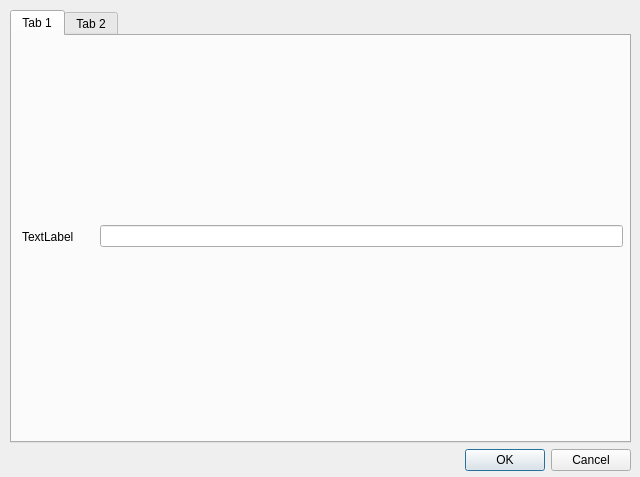
Old version of the form ui/settings.ui in the repository JaumeFigueras/GisFIRE-Lightnings.
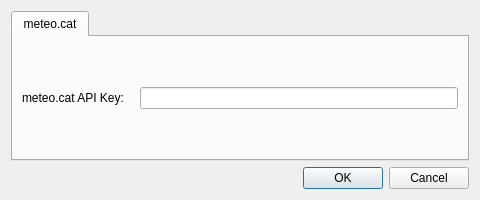
New version of the form.

Commit message: Dialog with meteo.cat api key global setting

The edit to the form file:
```diff
--- a/ui/settings.ui
+++ b/ui/settings.ui
@@ -6,72 +6,84 @@
    <rect>
     <x>0</x>
     <y>0</y>
-    <width>640</width>
-    <height>477</height>
+    <width>480</width>
+    <height>200</height>
    </rect>
   </property>
+  <property name="sizePolicy">
+   <sizepolicy hsizetype="Expanding" vsizetype="Expanding">
+    <horstretch>0</horstretch>
+    <verstretch>0</verstretch>
+   </sizepolicy>
+  </property>
+  <property name="minimumSize">
+   <size>
+    <width>480</width>
+    <height>200</height>
+   </size>
+  </property>
   <property name="windowTitle">
    <string>Dialog</string>
   </property>
-  <widget class="QWidget" name="verticalLayoutWidget">
-   <property name="geometry">
-    <rect>
-     <x>10</x>
-     <y>10</y>
-     <width>621</width>
-     <height>461</height>
-    </rect>
-   </property>
-   <layout class="QVBoxLayout" name="verticalLayout">
+  <layout class="QGridLayout" name="gridLayout">
+   <item row="0" column="0">
+    <layout class="QVBoxLayout" name="verticalLayout" stretch="0,0">
+     <property name="sizeConstraint">
+      <enum>QLayout::SetDefaultConstraint</enum>
+     </property>
     <item>
-     <widget class="QTabWidget" name="tabWidget">
+      <widget class="QTabWidget" name="tabSettings">
+       <property name="sizePolicy">
+        <sizepolicy hsizetype="Expanding" vsizetype="Expanding">
+         <horstretch>100</horstretch>
+         <verstretch>100</verstretch>
+        </sizepolicy>
+       </property>
       <property name="currentIndex">
        <number>0</number>
       </property>
-      <widget class="QWidget" name="tab_meteocat">
+       <widget class="QWidget" name="tab">
+        <property name="sizePolicy">
+         <sizepolicy hsizetype="Expanding" vsizetype="Expanding">
+          <horstretch>0</horstretch>
+          <verstretch>0</verstretch>
+         </sizepolicy>
+        </property>
        <attribute name="title">
-        <string>Tab 1</string>
-       </attribute>
-       <widget class="QWidget" name="horizontalLayoutWidget">
-        <property name="geometry">
-         <rect>
-          <x>10</x>
-          <y>10</y>
-          <width>601</width>
-          <height>381</height>
-         </rect>
-        </property>
-        <layout class="QHBoxLayout" name="horizontalLayout">
+         <string>meteo.cat</string>
+        </attribute>
+        <layout class="QGridLayout" name="gridLayout_3">
+         <item row="0" column="0">
+          <layout class="QHBoxLayout" name="horizontalLayout_2">
          <item>
           <widget class="QLabel" name="label">
            <property name="text">
-            <string>TextLabel</string>
+              <string>meteo.cat API Key:</string>
            </property>
           </widget>
          </item>
          <item>
-          <spacer name="verticalSpacer">
+            <spacer name="horizontalSpacer">
            <property name="orientation">
-            <enum>Qt::Vertical</enum>
+              <enum>Qt::Horizontal</enum>
+             </property>
+             <property name="sizeType">
+              <enum>QSizePolicy::Fixed</enum>
            </property>
            <property name="sizeHint" stdset="0">
             <size>
-             <width>20</width>
-             <height>40</height>
+               <width>10</width>
+               <height>20</height>
             </size>
            </property>
           </spacer>
          </item>
          <item>
-          <widget class="QLineEdit" name="lineEdit"/>
-         </item>
-        </layout>
-       </widget>
-      </widget>
-      <widget class="QWidget" name="tab_2">
-       <attribute name="title">
-        <string>Tab 2</string>
-       </attribute>
+            <widget class="QLineEdit" name="txtMeteoCatApiKey"/>
+           </item>
+          </layout>
+         </item>
+        </layout>
       </widget>
      </widget>
     </item>
@@ -86,7 +98,8 @@
      </widget>
     </item>
    </layout>
-  </widget>
+   </item>
+  </layout>
  </widget>
  <resources/>
  <connections>
```
Left out of the diff: 10 changed lines with no effect on the pictures. Lines whose indentation alone changed are shown as unchanged. The commit also changes 3 other files.
